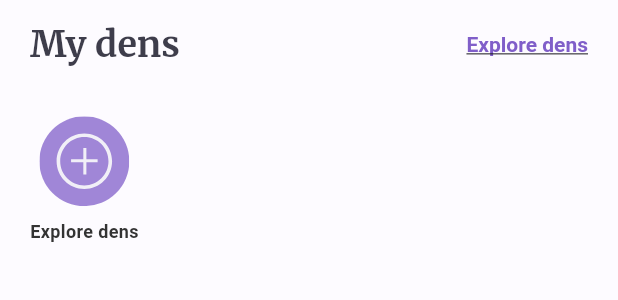
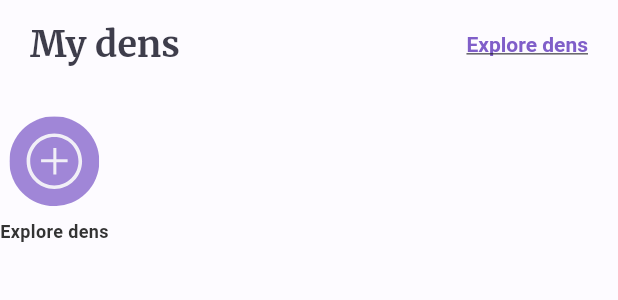
Before and after one commit to cazfoxx/foxx-health-mobile, a Flutter app: the MyDens widget shown alone on an empty page, opened directly with empty values, on a phone screen of 412 x 824 dp. Shown: the top 300 px of the screen. Run offline on Flutter 3.47's test engine with Material 3 defaults, Android fonts, the phone set to English and light mode, and no system bars; our stand-ins replace app_links, awesome_snackbar_content, cached_network_image, calendar_date_picker2, dio, equatable and 17 more; missing offline and left inert: liquid_glass_renderer; accounts and stored records are empty; network calls fail; Roboto replaces fonts that are missing (OpenSans).

Commit message:
spacing fixes

```diff
--- a/lib/features/presentation/screens/den/den_landing_page.dart/den_screen.dart
+++ b/lib/features/presentation/screens/den/den_landing_page.dart/den_screen.dart
@@ -182,7 +182,7 @@ class _DenScreenState extends State<DenScreen>
                           physics: const BouncingScrollPhysics(),
                           children: [
                             Padding(
-                              padding: const EdgeInsets.all(8.0),
+                              padding: const EdgeInsets.all(2.0),
                               child:
                                   MyFeedsTabContent(searchQuery: _searchQuery),
                             ),
--- a/lib/features/presentation/screens/den/den_landing_page.dart/widgets/feed_card.dart
+++ b/lib/features/presentation/screens/den/den_landing_page.dart/widgets/feed_card.dart
@@ -102,8 +102,7 @@ class _FeedCardState extends State<FeedCard> {
                   shape: BoxShape.circle,
                   color: Colors.grey[200],
                 ),
-                child: ImageUtil.getImage(post.userProfile?.profilePictureUrl,
-                    errorWidget: ImageUtil.defaultUserImageWidget()),
+                child: ImageUtil.getUserImage(post.userProfile?.profilePictureUrl)
               ),
               const SizedBox(width: 12),
               Expanded(
--- a/lib/features/presentation/screens/den/den_landing_page.dart/widgets/my_dens.dart
+++ b/lib/features/presentation/screens/den/den_landing_page.dart/widgets/my_dens.dart
@@ -14,12 +14,14 @@ class MyDens extends StatelessWidget {
   Widget build(BuildContext context) {
         return Container(
           color: Colors.white.withOpacity(0.45),
-      padding: const EdgeInsets.symmetric(horizontal: 20, vertical: 16),
+      padding: const EdgeInsets.symmetric(vertical: 16),
       child: Column(
         crossAxisAlignment: CrossAxisAlignment.start,
         children: [
           // My Dens Header
-          Row(
+          Padding(
+            padding: const EdgeInsets.symmetric(horizontal: 20),
+            child: Row(
               mainAxisAlignment: MainAxisAlignment.spaceBetween,
               children: [
                 Text(
@@ -47,6 +49,7 @@ class MyDens extends StatelessWidget {
                 ),
               ],
             ),
+          ),
           const SizedBox(height: 16),
 
           // Horizontal Scrolling Den Categories
@@ -72,7 +75,7 @@ class MyDens extends StatelessWidget {
                           onTap: () {
                             Navigator.of(context).push(
                               MaterialPageRoute(
-                                builder: (context) => ExploreDenScreen(),
+                                builder: (context) => const ExploreDenScreen(),
                               ),
                             );
                           },
@@ -92,7 +95,7 @@ class MyDens extends StatelessWidget {
                               const Text(
                                 "Explore dens",
                                 textAlign: TextAlign.center,
-                                style: const TextStyle(
+                                style:  TextStyle(
                                   fontSize: 12,
                                   color: Color(0xFF333333),
                                   fontWeight: FontWeight.w600,
@@ -108,6 +111,7 @@ class MyDens extends StatelessWidget {
                   }
                   return ListView.builder(
                     scrollDirection: Axis.horizontal,
+                    padding: const   EdgeInsets.symmetric(horizontal: 14),
                     itemCount: myDens.length,
                     itemBuilder: (context, index) {
                       return SizedBox(
```
Lines whose indentation alone changed are shown as unchanged.
